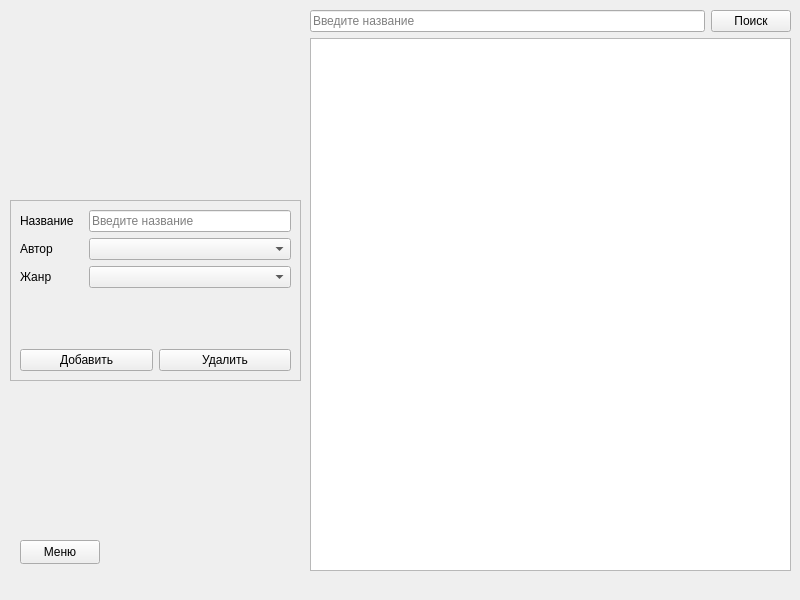
Qt form adminliterature.ui (DeveloperMan313/book-exchange-qt) before a commit.
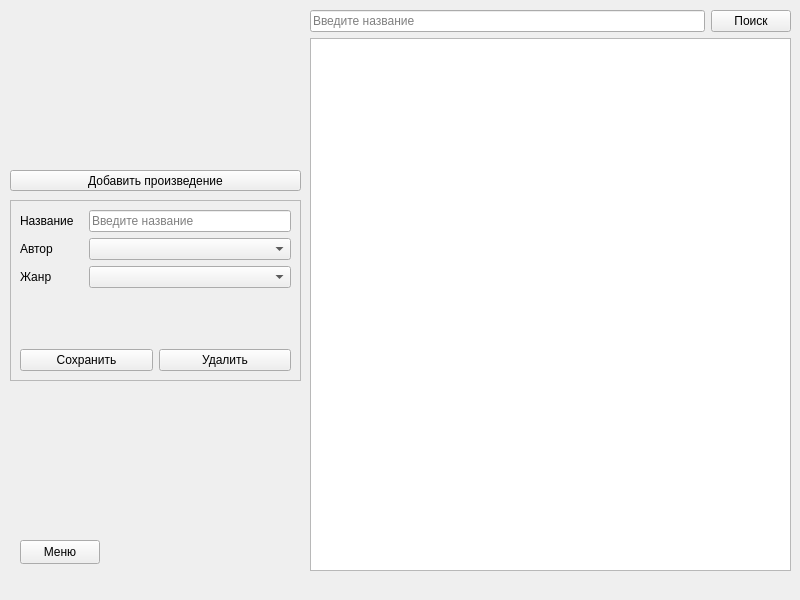
The same form after that commit.

```diff
--- a/adminliterature.ui
+++ b/adminliterature.ui
@@ -84,7 +84,7 @@
         </sizepolicy>
        </property>
        <property name="text">
-        <string>Добавить</string>
+        <string>Сохранить</string>
        </property>
       </widget>
      </item>
@@ -178,6 +178,19 @@
      </item>
     </layout>
    </widget>
+   <widget class="QPushButton" name="btnAddMode">
+    <property name="geometry">
+     <rect>
+      <x>10</x>
+      <y>170</y>
+      <width>291</width>
+      <height>21</height>
+     </rect>
+    </property>
+    <property name="text">
+     <string>Добавить произведение</string>
+    </property>
+   </widget>
   </widget>
   <widget class="QMenuBar" name="menubar">
    <property name="geometry">
```
Left out of the diff: 4 changed lines with no effect on the pictures.
